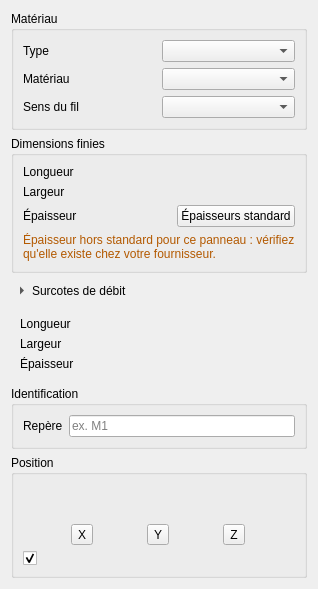
jvmenthon/freecad-menuiserie, file freecad/menuiserie/gui/task_panels/wood_part.ui: the form before one commit.
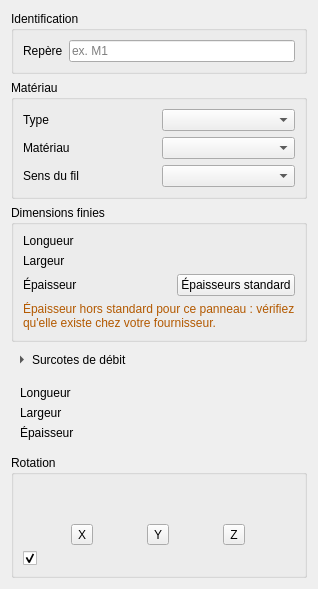
The form after the commit. Custom widgets are drawn as their Qt base class.

Commit message: fix(J6): garde de unit(), refus d'ensemble, notices après rotation, groupe Rotation

```diff
--- a/freecad/menuiserie/gui/task_panels/wood_part.ui
+++ b/freecad/menuiserie/gui/task_panels/wood_part.ui
@@ -6,6 +6,35 @@
    <string>Pièce de bois</string>
   </property>
   <layout class="QVBoxLayout" name="mainLayout">
+   <item>
+    <widget class="QGroupBox" name="identificationGroup">
+     <property name="title">
+      <string>Identification</string>
+     </property>
+     <layout class="QGridLayout" name="identificationGroupLayout">
+      <item row="0" column="0">
+       <widget class="QLabel" name="markLabel">
+        <property name="text">
+         <string>Repère</string>
+        </property>
+        <property name="buddy">
+         <cstring>markEdit</cstring>
+        </property>
+       </widget>
+      </item>
+      <item row="0" column="1">
+       <widget class="QLineEdit" name="markEdit">
+        <property name="toolTip">
+         <string>Repère de la pièce sur les plans et dans la liste de débit (ex. « M1 ») ; c'est aussi son nom dans l'arborescence.</string>
+        </property>
+        <property name="placeholderText">
+         <string>ex. M1</string>
+        </property>
+       </widget>
+      </item>
+     </layout>
+    </widget>
+   </item>
    <item>
     <widget class="QGroupBox" name="materialGroup">
      <property name="title">
@@ -245,40 +274,11 @@
     </widget>
    </item>
    <item>
-    <widget class="QGroupBox" name="identificationGroup">
+    <widget class="QGroupBox" name="rotationGroup">
      <property name="title">
-      <string>Identification</string>
+      <string>Rotation</string>
      </property>
-     <layout class="QGridLayout" name="identificationGroupLayout">
-      <item row="0" column="0">
-       <widget class="QLabel" name="markLabel">
-        <property name="text">
-         <string>Repère</string>
-        </property>
-        <property name="buddy">
-         <cstring>markEdit</cstring>
-        </property>
-       </widget>
-      </item>
-      <item row="0" column="1">
-       <widget class="QLineEdit" name="markEdit">
-        <property name="toolTip">
-         <string>Repère de la pièce sur les plans et dans la liste de débit (ex. « M1 ») ; c'est aussi son nom dans l'arborescence.</string>
-        </property>
-        <property name="placeholderText">
-         <string>ex. M1</string>
-        </property>
-       </widget>
-      </item>
-     </layout>
-    </widget>
-   </item>
-   <item>
-    <widget class="QGroupBox" name="positionGroup">
-     <property name="title">
-      <string>Position</string>
-     </property>
-     <layout class="QVBoxLayout" name="positionGroupLayout">
+     <layout class="QVBoxLayout" name="rotationGroupLayout">
       <item>
        <widget class="QLabel" name="snapLabel">
         <property name="toolTip">
```
Left out of the diff: 2 changed lines with no effect on the pictures. The commit also changes 10 other files.
